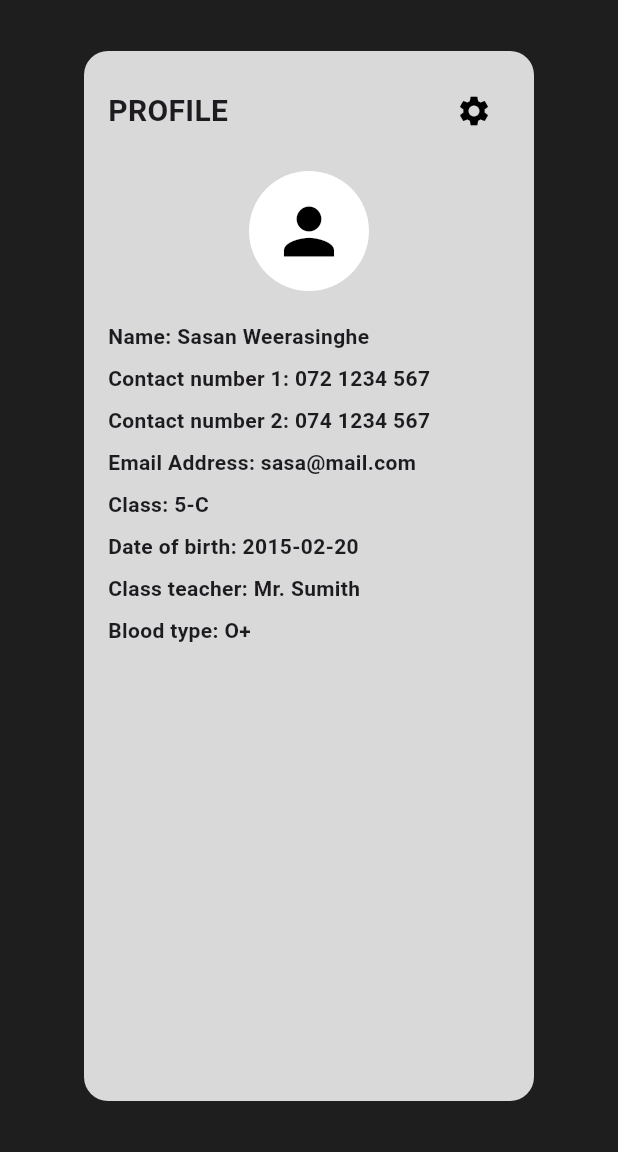
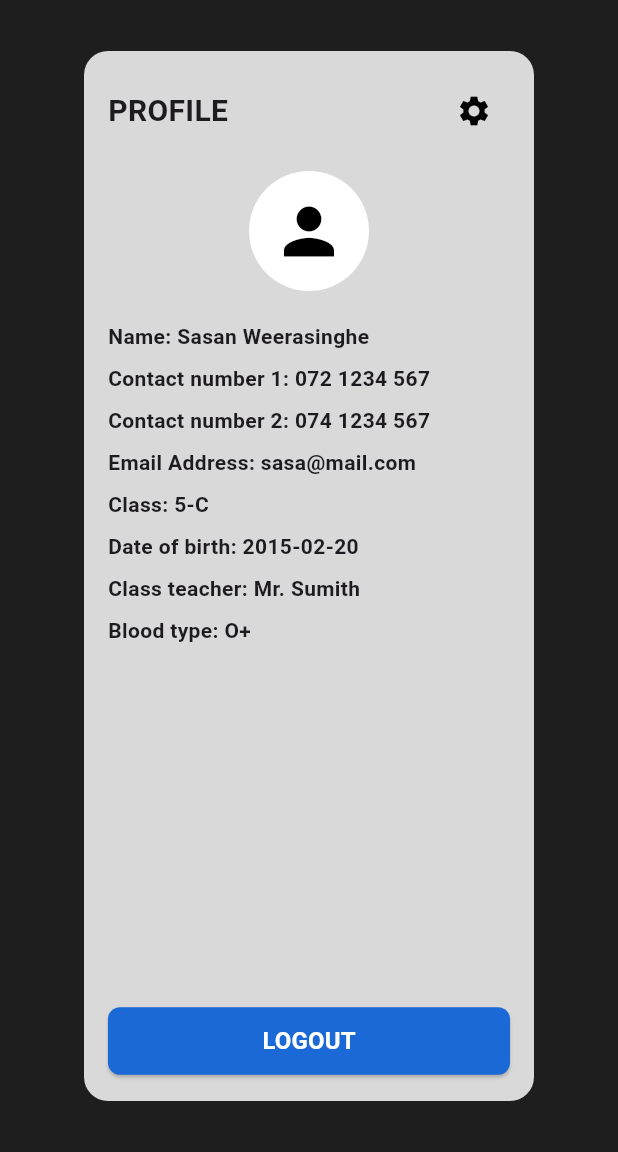
Before and after one commit to Dimath-Ranasinghe/Student_360, a Flutter app: the screen it shows after launch, on a phone screen of 412 x 824 dp, the part 84-1236 px from its top. Run offline on Flutter 3.47's test engine with Material 3 defaults, Android fonts, the phone set to English and light mode, and no system bars; our stand-ins replace image_picker.

Commit message:
logout button added

```diff
--- a/lib/profile_screen.dart
+++ b/lib/profile_screen.dart
@@ -83,6 +83,33 @@ class ProfileScreen extends StatelessWidget {
               ProfileDetail(title: "Date of birth", value: "2015-02-20"),
               ProfileDetail(title: "Class teacher", value: "Mr. Sumith"),
               ProfileDetail(title: "Blood type", value: "O+"),
+
+              // Added Spacer to push logout button to bottom
+              Spacer(),
+
+              // Logout Button
+              ElevatedButton(
+                style: ElevatedButton.styleFrom(
+                  backgroundColor: const Color.fromRGBO(27, 105, 215, 1),
+                  foregroundColor: Colors.white,
+                  minimumSize: Size(double.infinity, 45),
+                  shape: RoundedRectangleBorder(
+                    borderRadius: BorderRadius.circular(8),
+                  ),
+                ),
+                onPressed: () {
+                  // Add logout functionality here
+                  // For example: Navigate to login screen
+                  // Navigator.pushReplacementNamed(context, '/login');
+                },
+                child: Text(
+                  "LOGOUT",
+                  style: TextStyle(
+                    fontSize: 16,
+                    fontWeight: FontWeight.bold,
+                  ),
+                ),
+              ),
             ],
           ),
         ),
--- a/lib/settings_screen.dart
+++ b/lib/settings_screen.dart
@@ -36,7 +36,6 @@ class _SettingsScreenState extends State<SettingsScreen> {
       backgroundColor: Color(0xFF1E1E1E), // Dark background
       appBar: AppBar(
         backgroundColor: Color(0xFF1869D4), // Blue header
-        title: Text('Edit Profile'),
       ),
       body: Center(
         child: LayoutBuilder(
```
